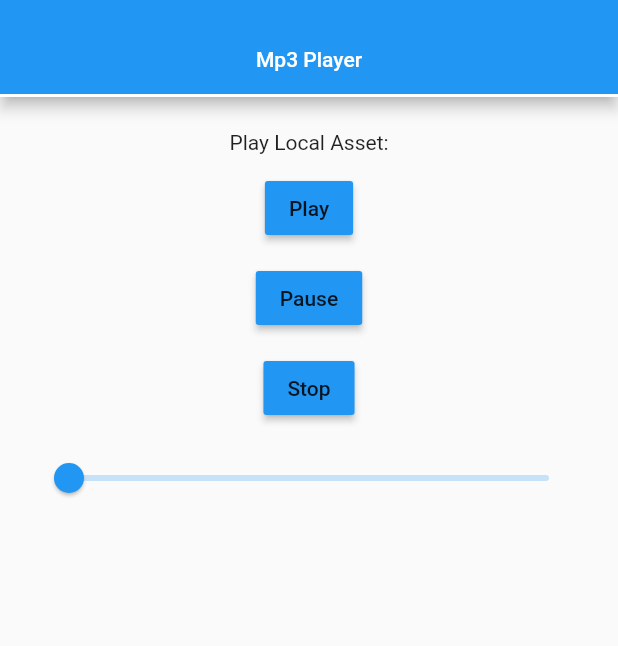
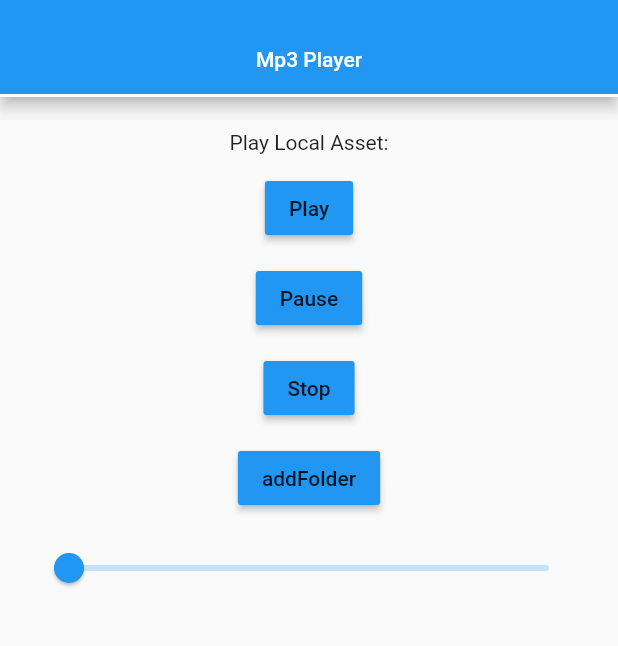
Before and after one commit to Potolski/Athena, a Flutter app: the screen it shows after launch, on a phone screen of 412 x 824 dp, the part 59-705 px from its top. Run offline on Flutter 3.47's test engine with Material 2 defaults, Android fonts, the phone set to English and light mode, and no system bars; our stand-ins replace audioplayers, permission_handler; missing offline and left inert: folder_picker.

Commit message:
Add initial library version

```diff
--- a/lib/main.dart
+++ b/lib/main.dart
@@ -1,6 +1,8 @@
 import 'package:audioplayers/audio_cache.dart';
 import 'package:audioplayers/audioplayers.dart';
 import 'package:flutter/material.dart';
+import 'library.dart';
+
 
 typedef void OnError(Exception exception);
 
@@ -78,12 +80,13 @@ class _ExampleAppState extends State<ExampleApp> {
     advancedPlayer.seek(newDuration);
   }
 
-  Widget localAsset() {
+  Widget localAsset(BuildContext ctx) {
     return _tab([
       Text('Play Local Asset:'),
       _btn('Play', () => audioCache.play('audio.mp3')),
       _btn('Pause',() => advancedPlayer.pause()),
       _btn('Stop', () => advancedPlayer.stop()),
+      _btn('addFolder', () => Library().addFolders(ctx)),
       slider()
     ]);
   }
@@ -102,7 +105,7 @@ class _ExampleAppState extends State<ExampleApp> {
           title: Text('Athena'),
         ),
         body: TabBarView(
-          children: [localAsset()],
+          children: [localAsset(context)],
         ),
       ),
     );
--- a/pubspec.yaml
+++ b/pubspec.yaml
@@ -24,6 +24,8 @@ dependencies:
   # Use with the CupertinoIcons class for iOS style icons.
   cupertino_icons: ^0.1.2
   audioplayers: ^0.7.8
+  folder_picker: ^0.3.0
+  permission_handler: '^4.4.0'
 
 dev_dependencies:
   flutter_test:
@@ -43,7 +45,7 @@ flutter:
 
   # To add assets to your application, add an assets section, like this:
   assets:
-  - assets/
+     - assets/
   #  - images/a_dot_ham.jpeg
 
   # An image asset can refer to one or more resolution-specific "variants", see
```
Also changed, not shown: lib/library.dart (added, +36 -0 lines), 4 other files.
